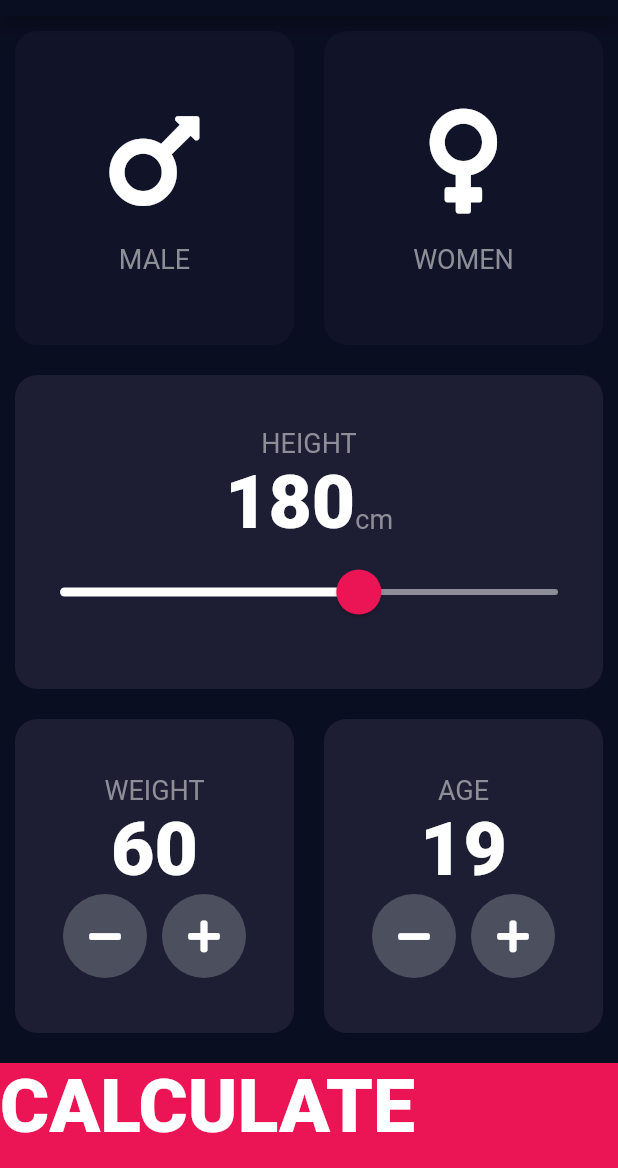
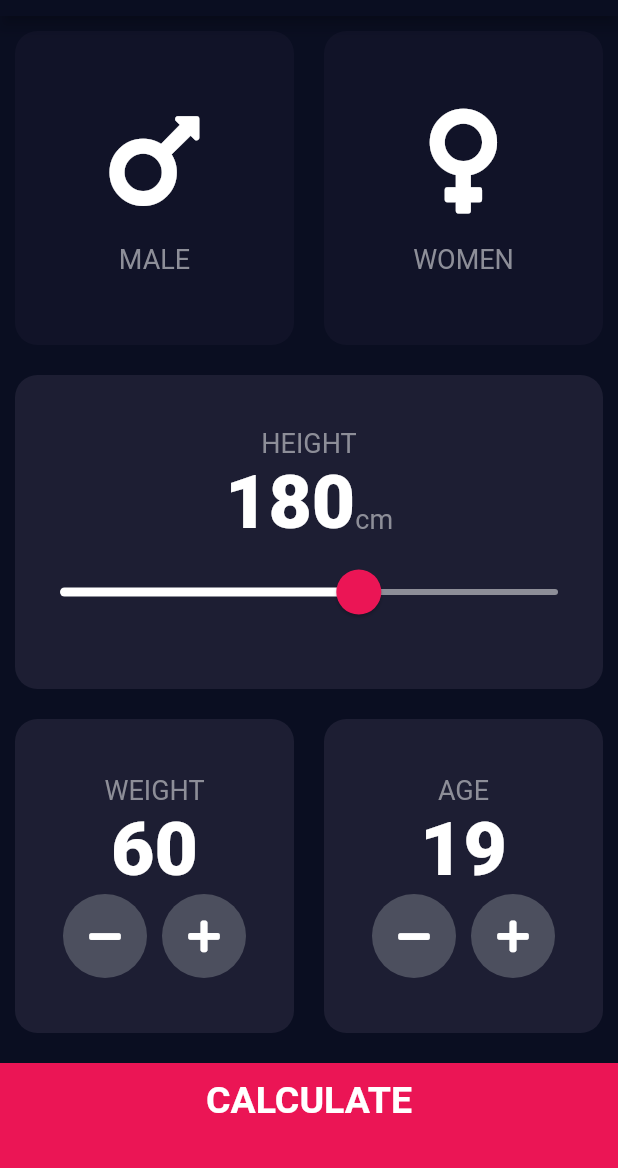
Before and after one commit to aexces/bmi_calculator, a Flutter app: the screen it shows after launch, on a phone screen of 412 x 824 dp, the part 68-1236 px from its top. Run offline on Flutter 3.47's test engine with Material 2 defaults, Android fonts, the phone set to English and light mode, and no system bars; our stand-ins replace font_awesome_flutter.

Commit message:
Designing completed

```diff
--- /dev/null
+++ b/lib/components/bottom_button.dart
@@ -0,0 +1,31 @@
+import 'package:flutter/material.dart';
+
+import '../constants.dart';
+class BottomButton extends StatelessWidget {
+  BottomButton({
+    @required this.text,
+    @required this.onPress,
+  });
+  final String text;
+  final Function onPress;
+
+  @override
+  Widget build(BuildContext context) {
+    return GestureDetector(
+      onTap: onPress,
+      child: Container(
+        child: Center(
+          child: Text(
+            text,
+            style: kLargeButtonTextStyle,
+          ),
+        ),
+        width: double.infinity,
+        height: kBottomContainerHeight,
+        margin: EdgeInsets.only(top: 10.0),
+        padding: EdgeInsets.only(bottom: 20.0),
+        color: kBottomContainerColor,
+      ),
+    );
+  }
+}
--- a/lib/constants.dart
+++ b/lib/constants.dart
@@ -23,3 +23,23 @@ const kNumberTextStyle = TextStyle(
   color: Colors.white,
   fontWeight: FontWeight.w900,
 );
+const kLargeButtonTextStyle = TextStyle(
+  fontSize: 25.0,
+  fontWeight: FontWeight.bold,
+);
+const kTitleTextStyle = TextStyle(
+  fontSize: 50.0,
+  fontWeight: FontWeight.bold,
+);
+const kResultTextStyle = TextStyle(
+  color: Color(0xFF24D876),
+  fontSize: 22.0,
+  fontWeight: FontWeight.bold,
+);
+const kBMITextStyle = TextStyle(
+  fontWeight: FontWeight.bold,
+  fontSize: 100.0,
+);
+const kBodyTextStyle = TextStyle(
+  fontSize: 22.0,
+);
--- a/lib/screens/home/components/body.dart
+++ b/lib/screens/home/components/body.dart
@@ -1,3 +1,4 @@
+import 'package:bmi_calculator/components/bottom_button.dart';
 import 'package:bmi_calculator/screens/home/components/icon_content.dart';
 import 'package:bmi_calculator/screens/results/results_screen.dart';
 import 'package:font_awesome_flutter/font_awesome_flutter.dart';
@@ -203,20 +204,14 @@ class _BodyState extends State<Body> {
               ],
             ),
           ),
-          GestureDetector(
-            onTap: () {
-              Navigator.pushNamed(context, ResultScreen.routeName);
+          BottomButton(
+            text: 'CALCULATE',
+            onPress: () {
+              Navigator.pushNamed(
+                context,
+                ResultScreen.routeName,
+              );
             },
-            child: Container(
-              child: Text(
-                'CALCULATE',
-                style: kNumberTextStyle,
-              ),
-              width: double.infinity,
-              height: kBottomContainerHeight,
-              margin: EdgeInsets.only(top: 10.0),
-              color: kBottomContainerColor,
-            ),
           ),
         ],
       ),
```
Also changed, not shown: lib/screens/results/components/body.dart (added, +58 -0 lines), lib/screens/results/results_screen.dart (+14 -1 lines).
